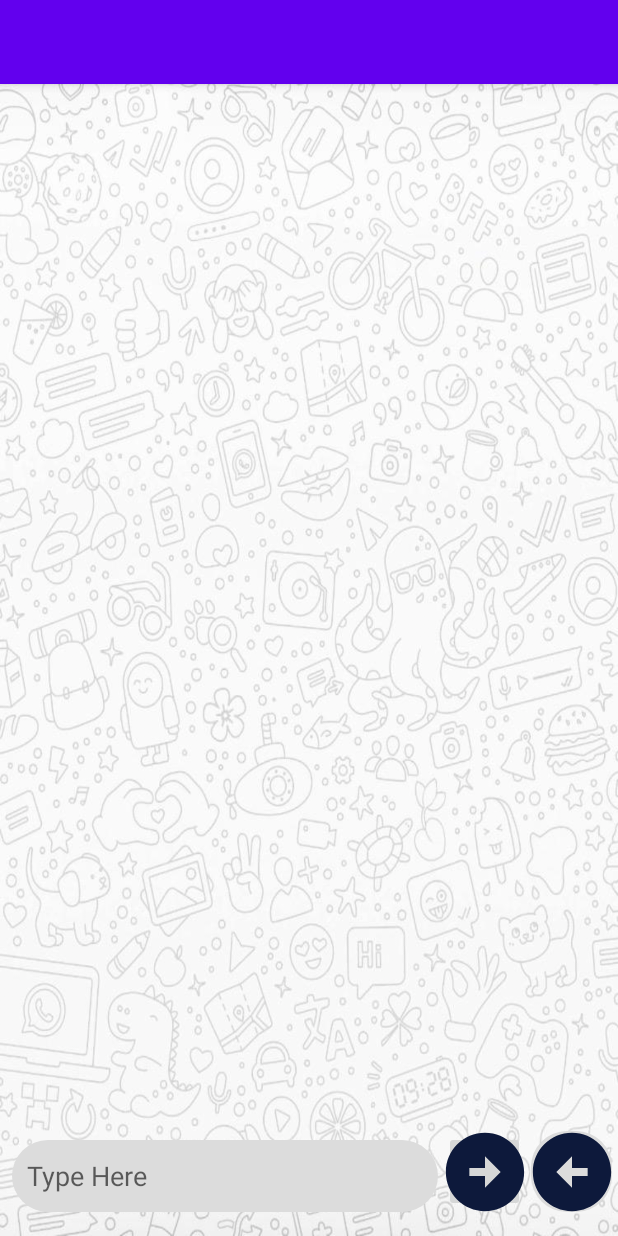
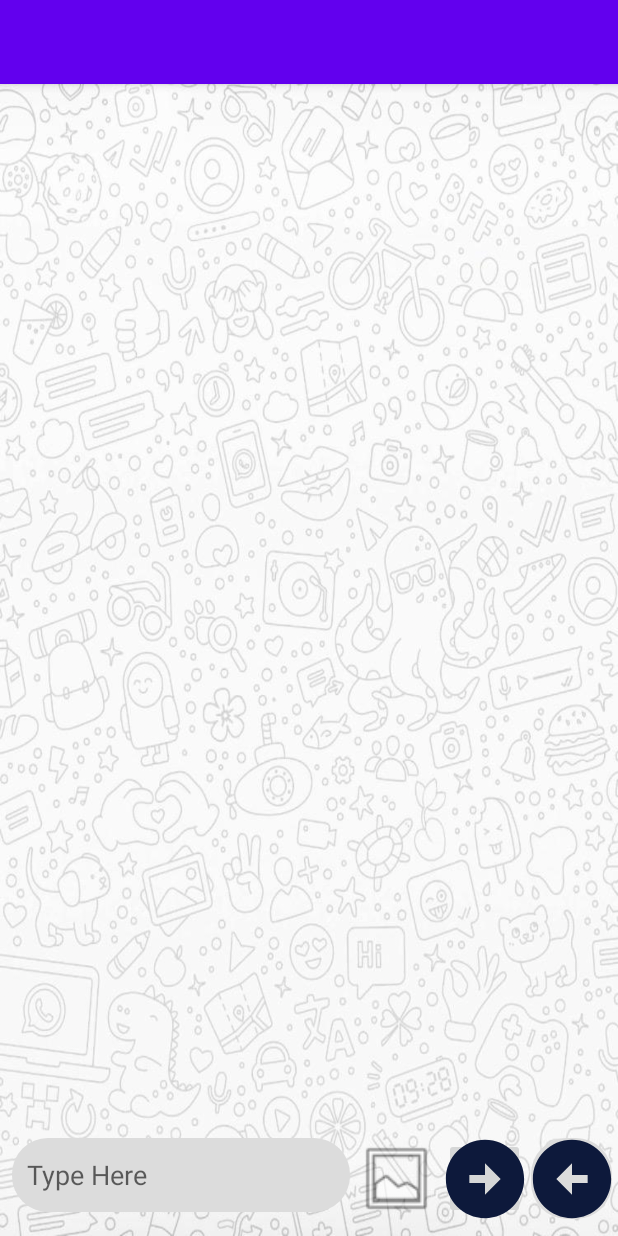
Before and after one commit to Revathy-2001/DemoMessageApp, an Android app: the SingleProfileActivity screen opened directly, with no data from a screen before it, on a phone screen of 412 x 824 dp. Run offline under Robolectric (Android 15) with nearby library versions, the phone set to English and light mode, and no system bars; our stand-ins replace Room's generated code.

Commit message:
Try to display list of images from file manager

```diff
--- a/app/src/main/java/com/example/demomessageapp/SingleProfileActivity.java
+++ b/app/src/main/java/com/example/demomessageapp/SingleProfileActivity.java
@@ -17,6 +17,7 @@ import android.view.View;
 import android.widget.Button;
 import android.widget.EditText;
 import android.widget.ImageButton;
+import android.widget.ImageView;
 
 import com.example.demomessageapp.databinding.ActivityMainBinding;
 import com.example.demomessageapp.databinding.ActivitySingleProfileBinding;
@@ -43,7 +44,14 @@ public class SingleProfileActivity extends AppCompatActivity {
         activitySingleProfileBinding = ActivitySingleProfileBinding.inflate(getLayoutInflater());
         View view = activitySingleProfileBinding.getRoot();
         setContentView(view);
-
+        ImageView imageView = activitySingleProfileBinding.galleryIcon;
+        imageView.setOnClickListener(new View.OnClickListener() {
+            @Override
+            public void onClick(View view) {
+                Intent intent = new Intent(SingleProfileActivity.this,PhotosActivity.class);
+                startActivity(intent);
+            }
+        });
 
         Intent intent = getIntent();
         int user_id = intent.getIntExtra("User_id",0);
@@ -95,7 +103,7 @@ public class SingleProfileActivity extends AppCompatActivity {
                 else {
                     Log.e("I2", String.valueOf(i));
                     i = i++;
-                    Message message = new Message(i,user_id,message_content,2);
+                    Message message = new Message(i,user_id,message_content,1);
                     messageViewModel.insertMessage(message);
                     messageViewModel.insertMessage(message);
                     editText_message_content.setText("");
--- a/app/src/main/res/layout/activity_single_profile.xml
+++ b/app/src/main/res/layout/activity_single_profile.xml
@@ -2,15 +2,15 @@
 <androidx.constraintlayout.widget.ConstraintLayout xmlns:android="http://schemas.android.com/apk/res/android"
     xmlns:app="http://schemas.android.com/apk/res-auto"
     xmlns:tools="http://schemas.android.com/tools"
-    android:background="@drawable/chat_background"
     android:layout_width="match_parent"
     android:layout_height="match_parent"
+    android:background="@drawable/chat_background"
     tools:context=".SingleProfileActivity">
 
     <EditText
         android:id="@+id/type_box"
-        android:layout_width="0dp"
-        android:layout_height="wrap_content"
+        android:layout_width="225dp"
+        android:layout_height="49dp"
         android:layout_marginStart="8dp"
         android:layout_marginBottom="16dp"
         android:background="@drawable/typeboxborder"
@@ -20,7 +20,6 @@
         android:minHeight="48dp"
         android:padding="10dp"
         app:layout_constraintBottom_toBottomOf="parent"
-        app:layout_constraintEnd_toStartOf="@+id/send_btn"
         app:layout_constraintStart_toStartOf="parent" />
 
     <androidx.recyclerview.widget.RecyclerView
@@ -40,31 +39,35 @@
         android:id="@+id/receive_btn"
         android:layout_width="54dp"
         android:layout_height="54dp"
-        android:layout_marginEnd="4dp"
-        android:layout_marginBottom="16dp"
-        app:layout_constraintBottom_toBottomOf="parent"
+        android:background="@drawable/typeboxborder"
+        android:contentDescription="Receive Button"
+        app:layout_constraintBottom_toBottomOf="@+id/send_btn"
         app:layout_constraintEnd_toEndOf="parent"
         app:layout_constraintHorizontal_bias="0.5"
         app:layout_constraintStart_toEndOf="@+id/send_btn"
         app:layout_constraintTop_toTopOf="@+id/send_btn"
-        app:layout_constraintVertical_bias="0.0"
-        app:srcCompat="@drawable/ic_receive_icon_foreground"
-        android:background="@drawable/typeboxborder"/>
+        app:srcCompat="@drawable/ic_receive_icon_foreground" />
 
     <ImageButton
         android:id="@+id/send_btn"
         android:layout_width="54dp"
         android:layout_height="54dp"
-        android:layout_marginStart="4dp"
-        android:layout_marginEnd="4dp"
-        android:layout_marginBottom="16dp"
-        app:layout_constraintBottom_toBottomOf="parent"
+        android:contentDescription="Send Button"
         app:layout_constraintEnd_toStartOf="@+id/receive_btn"
         app:layout_constraintHorizontal_bias="0.5"
+        app:layout_constraintStart_toEndOf="@+id/gallery_icon"
+        app:layout_constraintTop_toTopOf="@+id/gallery_icon"
+        app:srcCompat="@drawable/ic_send_icon_foreground" />
+
+    <ImageView
+        android:id="@+id/gallery_icon"
+        android:layout_width="54dp"
+        android:layout_height="54dp"
+        android:contentDescription="Gallery Icon"
+        app:layout_constraintEnd_toStartOf="@+id/send_btn"
+        app:layout_constraintHorizontal_bias="0.5"
         app:layout_constraintStart_toEndOf="@+id/type_box"
-        app:layout_constraintTop_toBottomOf="@+id/chatactivity_recycler"
-        app:layout_constraintVertical_bias="1.0"
-        app:srcCompat="@drawable/ic_send_icon_foreground"
-        />
+        app:layout_constraintTop_toTopOf="@+id/type_box"
+        app:srcCompat="@android:drawable/ic_menu_gallery" />
 
 </androidx.constraintlayout.widget.ConstraintLayout>
```
Also changed, not shown: app/src/main/AndroidManifest.xml (+10 -2 lines), app/src/main/java/com/example/demomessageapp/MainActivity.java (+13 -0 lines), app/src/main/java/com/example/demomessageapp/PhotosActivity.java (added, +57 -0 lines), app/src/main/java/com/example/demomessageapp/PhotosAdapter.java (added, +58 -0 lines), app/src/main/res/layout/activity_photos.xml (added, +17 -0 lines), app/src/main/res/layout/single_image_item.xml (added, +21 -0 lines).
